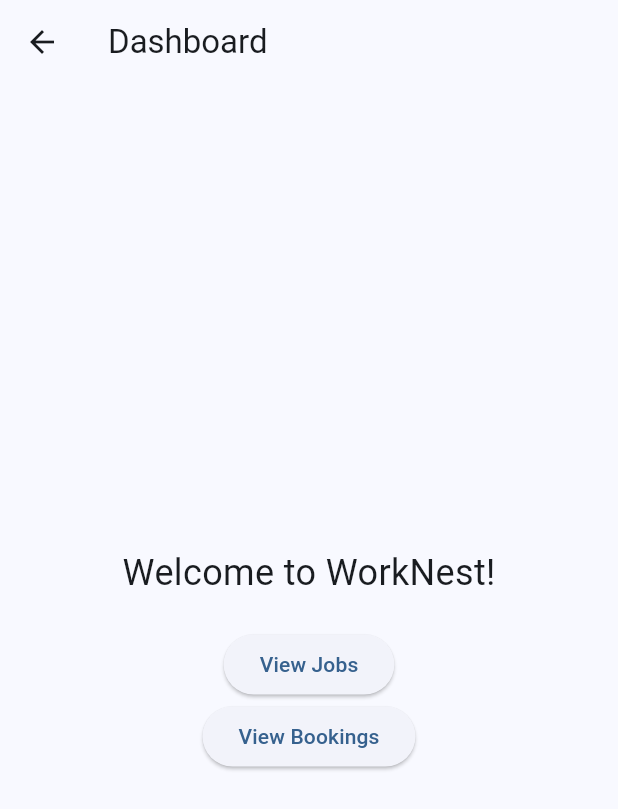
After one commit to zainabraza06/WorkNest, a Flutter app: the DashboardScreen screen opened directly, on a phone screen of 412 x 824 dp. The commit adds this screen. Shown: the top 809 px of the screen. Run offline on Flutter 3.47's test engine with Material 3 defaults, Android fonts, the phone set to English and light mode, and no system bars.

Commit message:
feat(flutter): add Dashboard and Jobs screens

```diff
--- /dev/null
+++ b/flutter_app/lib/screens/dashboard_screen.dart
@@ -0,0 +1,33 @@
+import 'package:flutter/material.dart';
+
+class DashboardScreen extends StatelessWidget {
+  const DashboardScreen({super.key});
+
+  @override
+  Widget build(BuildContext context) {
+    return Scaffold(
+      appBar: AppBar(title: const Text('Dashboard')),
+      body: Center(
+        child: Column(
+          mainAxisAlignment: MainAxisAlignment.center,
+          children: [
+            const Text('Welcome to WorkNest!', style: TextStyle(fontSize: 24)),
+            const SizedBox(height: 20),
+            ElevatedButton(
+              onPressed: () {
+                // Navigate to Jobs
+              },
+              child: const Text('View Jobs'),
+            ),
+            ElevatedButton(
+              onPressed: () {
+                // Navigate to Bookings
+              },
+              child: const Text('View Bookings'),
+            ),
+          ],
+        ),
+      ),
+    );
+  }
+}
```
Also changed, not shown: flutter_app/lib/main.dart (+2 -5 lines), flutter_app/lib/screens/jobs_screen.dart (added, +25 -0 lines).
